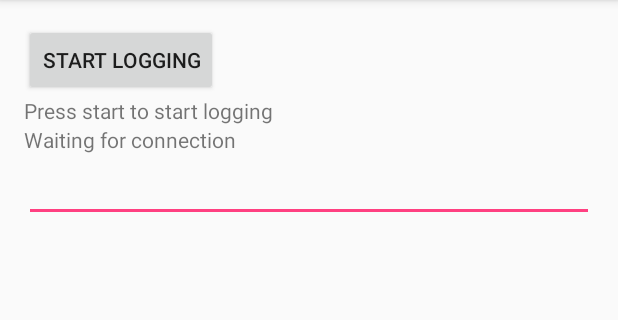
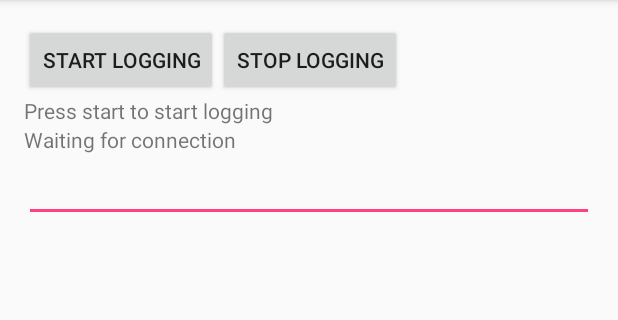
Before and after one commit to dl541/KeyboardPressingLogger, an Android app: the screen it shows after launch (MainActivity), on a phone screen of 412 x 824 dp, the part 84-404 px from its top. Run offline under Robolectric (Android 15) with nearby library versions, the phone set to English and light mode, and no system bars.

```diff
--- a/app/src/main/res/layout/activity_main.xml
+++ b/app/src/main/res/layout/activity_main.xml
@@ -15,13 +15,24 @@
         android:paddingBottom="@dimen/activity_vertical_margin"
         tools:context="com.example.android.justjava.MainActivity">
 
-
+        <LinearLayout
+            android:layout_width="wrap_content"
+            android:layout_height="wrap_content">
         <Button
             android:id="@+id/logButton"
             android:layout_width="wrap_content"
             android:layout_height="wrap_content"
             android:onClick="startLogging"
             android:text="Start logging" />
+
+        <Button
+            android:id="@+id/StopConnectionButton"
+            android:layout_width="wrap_content"
+            android:layout_height="wrap_content"
+            android:onClick="stopLogging"
+            android:text="Stop logging" />
+
+        </LinearLayout>
 
         <TextView
             android:id="@+id/message"
```
Also changed, not shown: app/src/main/java/com/example/android/justjava/MainActivity.java (+28 -88 lines).
